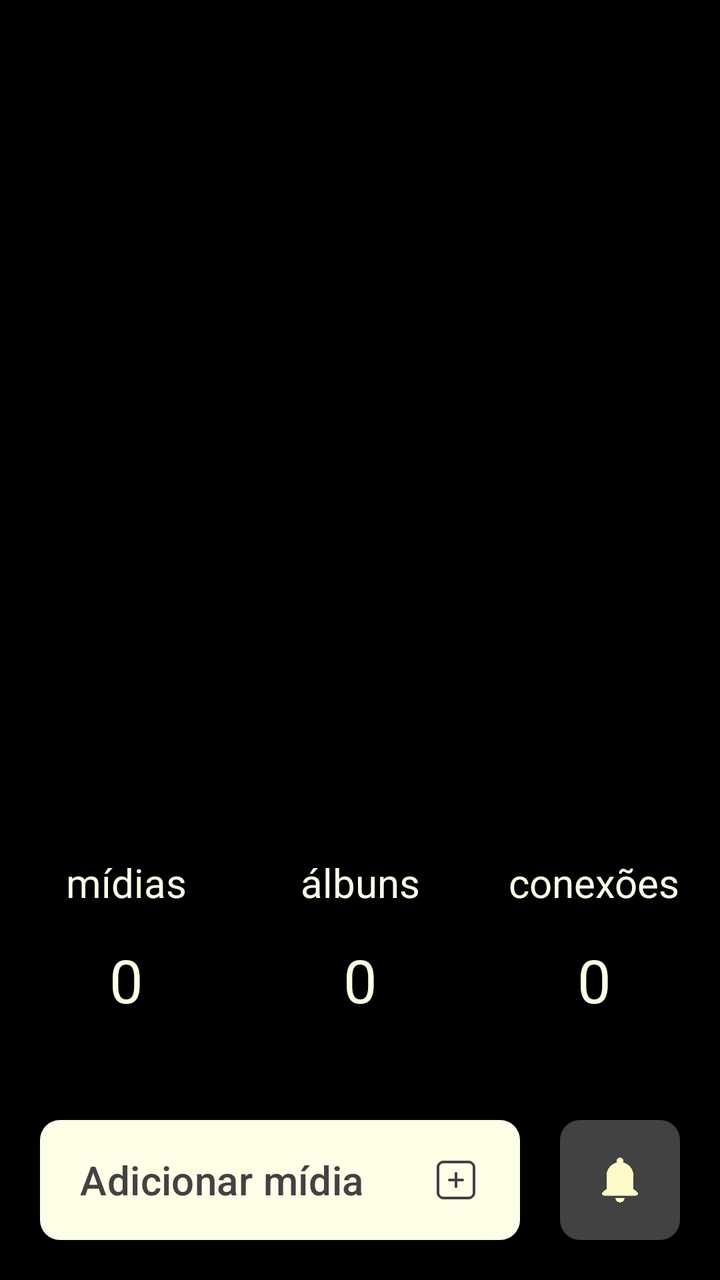
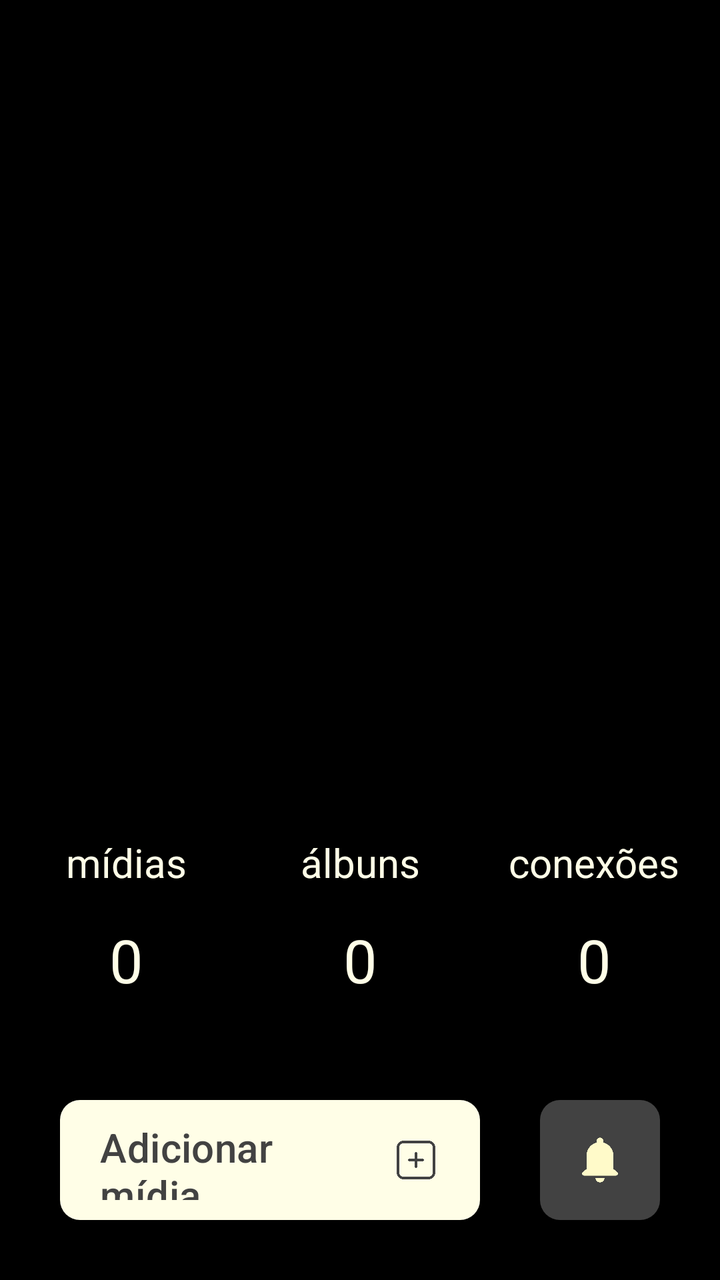

Compare the two renders of this Android layout. The source of the first and the diff that turns it into the second are given below.
<!-- AndroidManifest.xml: application theme Theme.Monaly -->
<!-- res/layout/fragment_feed.xml -->
<?xml version="1.0" encoding="utf-8"?>
<androidx.constraintlayout.widget.ConstraintLayout xmlns:android="http://schemas.android.com/apk/res/android"
    xmlns:app="http://schemas.android.com/apk/res-auto"
    xmlns:tools="http://schemas.android.com/tools"
    android:layout_width="match_parent"
    android:layout_height="match_parent"
    android:background="@color/black"
    tools:context=".ui.fragment.navegation.FeedFragment">

    <androidx.viewpager2.widget.ViewPager2
        android:id="@+id/viewPagerFeedAlbums"
        android:layout_width="0dp"
        android:layout_height="0dp"
        android:layout_marginBottom="20dp"
        app:layout_constraintBottom_toTopOf="@+id/textTitleMidia"
        app:layout_constraintEnd_toEndOf="parent"
        app:layout_constraintStart_toStartOf="parent"
        app:layout_constraintTop_toTopOf="parent" />

    <com.google.android.material.button.MaterialButton
        android:id="@+id/buttonAdd"
        android:layout_width="0dp"
        android:layout_height="60dp"
        android:layout_marginStart="20dp"
        android:layout_marginEnd="20dp"
        android:layout_marginBottom="20dp"
        android:background="@drawable/drawable_background_button_gray_dark_10_dp"
        android:gravity="start|center_vertical"
        android:paddingStart="20dp"
        android:paddingEnd="20dp"
        android:text="@string/feed_button_to_add"
        android:textAllCaps="false"
        android:textColor="@color/gray_dark"
        android:textSize="20sp"
        app:backgroundTint="@color/bage_neutral"
        app:icon="@drawable/ic_add_gray_dark"
        app:iconGravity="end"
        app:iconSize="24dp"
        app:iconTint="@null"
        app:layout_constraintBottom_toBottomOf="parent"
        app:layout_constraintEnd_toStartOf="@+id/buttonNotification"
        app:layout_constraintHorizontal_bias="0.0"
        app:layout_constraintStart_toStartOf="parent" />

    <com.google.android.material.button.MaterialButton
        android:id="@+id/buttonNotification"
        android:layout_width="60dp"
        android:layout_height="60dp"
        android:layout_marginEnd="20dp"
        android:layout_marginBottom="20dp"
        android:background="@drawable/drawable_background_button_gray_dark_10_dp"
        android:contentDescription="@string/feed_content_description_notification"
        android:insetTop="0dp"
        android:insetBottom="0dp"
        android:padding="0dp"
        app:backgroundTint="@color/gray_dark"
        app:icon="@drawable/ic_notification_bage_neutral"
        app:iconGravity="textStart"
        app:iconPadding="0dp"
        app:iconSize="28dp"
        app:iconTint="@null"
        app:layout_constraintBottom_toBottomOf="parent"
        app:layout_constraintEnd_toEndOf="parent" />

    <TextView
        android:id="@+id/textDefaultAlbun"
        android:layout_width="wrap_content"
        android:layout_height="wrap_content"
        android:layout_marginBottom="50dp"
        android:text="@string/feed__defaut_number"
        android:textColor="@color/bage_neutral"
        android:textSize="30sp"
        app:layout_constraintBottom_toTopOf="@+id/buttonAdd"
        app:layout_constraintEnd_toEndOf="parent"
        app:layout_constraintStart_toStartOf="parent" />

    <TextView
        android:id="@+id/textDefaultConection"
        android:layout_width="wrap_content"
        android:layout_height="wrap_content"
        android:layout_marginStart="100dp"
        android:text="@string/feed__defaut_number"
        android:textColor="@color/bage_neutral"
        android:textSize="30sp"
        app:layout_constraintBottom_toBottomOf="@+id/textDefaultAlbun"
        app:layout_constraintStart_toEndOf="@+id/textDefaultAlbun" />

    <TextView
        android:id="@+id/textDefaultMidia"
        android:layout_width="wrap_content"
        android:layout_height="wrap_content"
        android:layout_marginEnd="100dp"
        android:text="@string/feed__defaut_number"
        android:textColor="@color/bage_neutral"
        android:textSize="30sp"
        app:layout_constraintBottom_toBottomOf="@+id/textDefaultAlbun"
        app:layout_constraintEnd_toStartOf="@+id/textDefaultAlbun" />

    <TextView
        android:id="@+id/textTitleAlbun"
        android:layout_width="wrap_content"
        android:layout_height="wrap_content"
        android:layout_marginBottom="15dp"
        android:text="@string/feed_title_albuns"
        android:textColor="@color/bage_neutral"
        android:textSize="20sp"
        app:layout_constraintBottom_toTopOf="@+id/textDefaultAlbun"
        app:layout_constraintEnd_toEndOf="parent"
        app:layout_constraintStart_toStartOf="parent" />

    <TextView
        android:id="@+id/textTitleConection"
        android:layout_width="wrap_content"
        android:layout_height="wrap_content"
        android:layout_marginBottom="15dp"
        android:text="@string/feed_title_conections"
        android:textColor="@color/bage_neutral"
        android:textSize="20sp"
        app:layout_constraintBottom_toTopOf="@+id/textDefaultConection"
        app:layout_constraintEnd_toEndOf="@+id/textDefaultConection"
        app:layout_constraintStart_toStartOf="@+id/textDefaultConection" />

    <TextView
        android:id="@+id/textTitleMidia"
        android:layout_width="wrap_content"
        android:layout_height="wrap_content"
        android:layout_marginBottom="15dp"
        android:text="@string/feed_title_midia"
        android:textColor="@color/bage_neutral"
        android:textSize="20sp"
        app:layout_constraintBottom_toTopOf="@+id/textDefaultMidia"
        app:layout_constraintEnd_toEndOf="@+id/textDefaultMidia"
        app:layout_constraintStart_toStartOf="@+id/textDefaultMidia" />

</androidx.constraintlayout.widget.ConstraintLayout>
<!-- resources referenced by this layout -->
<resources>
  <color name="bage_neutral">#fffee7</color>
  <color name="black">#000000</color>
  <color name="gray_dark">#424242</color>
  <!-- drawable drawable_background_button_gray_dark_10_dp (drawable) -->
  <?xml version="1.0" encoding="utf-8"?>
  <shape xmlns:android="http://schemas.android.com/apk/res/android">
  
      <corners android:radius="10dp"/>
      <solid android:color="@color/gray_dark"/>
  
  </shape>
  <!-- drawable ic_add_gray_dark: png bitmap (drawable, 1667 bytes) -->
  <!-- drawable ic_notification_bage_neutral: png bitmap (drawable, 1421 bytes) -->
  <string name="feed__defaut_number">0</string>
  <string name="feed_button_to_add">Adicionar mídia</string>
  <string name="feed_content_description_notification">Botão de notificação</string>
  <string name="feed_title_albuns">álbuns</string>
  <string name="feed_title_conections">conexões</string>
  <string name="feed_title_midia">mídias</string>
  <style name="Theme.Monaly" parent="Base.Theme.Monaly" />
  <style name="Base.Theme.Monaly" parent="Theme.Material3.DayNight.NoActionBar">
  
          <item name="android:navigationBarColor">@color/black</item>
  
      </style>
</resources>

<!-- the commit's change to res/layout/fragment_feed.xml (unified diff, before → after) -->
@@ -21,9 +21,9 @@
         android:id="@+id/buttonAdd"
         android:layout_width="0dp"
         android:layout_height="60dp"
-        android:layout_marginStart="20dp"
-        android:layout_marginEnd="20dp"
-        android:layout_marginBottom="20dp"
+        android:layout_marginStart="30dp"
+        android:layout_marginEnd="30dp"
+        android:layout_marginBottom="30dp"
         android:background="@drawable/drawable_background_button_gray_dark_10_dp"
         android:gravity="start|center_vertical"
         android:paddingStart="20dp"
@@ -46,8 +46,8 @@
         android:id="@+id/buttonNotification"
         android:layout_width="60dp"
         android:layout_height="60dp"
-        android:layout_marginEnd="20dp"
-        android:layout_marginBottom="20dp"
+        android:layout_marginEnd="30dp"
+        android:layout_marginBottom="30dp"
         android:background="@drawable/drawable_background_button_gray_dark_10_dp"
         android:contentDescription="@string/feed_content_description_notification"
         android:insetTop="0dp"
